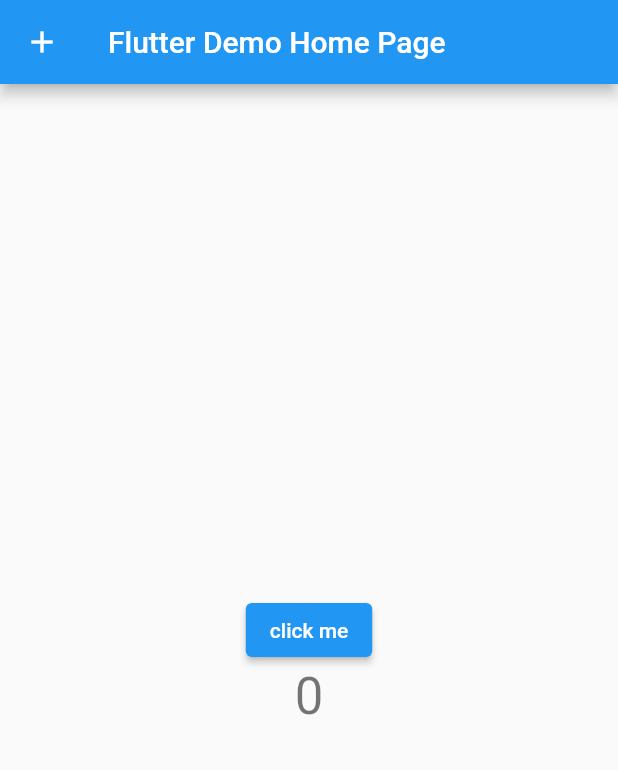
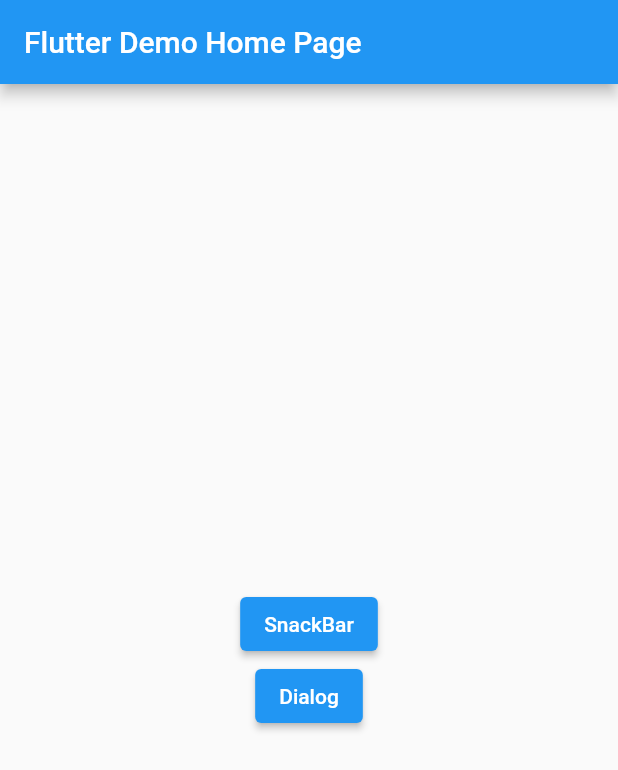
Before and after one commit to musfiqshanta/getX_project, a Flutter app: the screen it shows after launch, on a phone screen of 412 x 824 dp. Shown: the top 770 px of the screen. Run offline on Flutter 3.47's test engine with Material 2 defaults, Android fonts, the phone set to English and light mode, and no system bars; our stand-ins replace get.

Commit message:
Getx Defult dialog

```diff
--- a/lib/main.dart
+++ b/lib/main.dart
@@ -24,8 +24,6 @@ class MyApp extends StatelessWidget {
 class MyHomePage extends StatefulWidget {
   const MyHomePage({super.key, required this.title});
 
-
-
   final String title;
 
   @override
@@ -34,7 +32,6 @@ class MyHomePage extends StatefulWidget {
 
 class _MyHomePageState extends State<MyHomePage> {
   int _counter = 0;
-
 
   @override
   Widget build(BuildContext context) {
@@ -46,13 +43,6 @@ class _MyHomePageState extends State<MyHomePage> {
     // than having to individually change instances of widgets.
     return Scaffold(
       appBar: AppBar(
-        leading: IconButton(
-          icon: Icon(Icons.add),
-          onPressed: () {
-            Get.snackbar("Hi", "I'm modern snackbar");
-          },
-        ),
-
         // Here we take the value from the MyHomePage object that was created by
         // the App.build method, and use it to set our appbar title.
         title: Text(widget.title),
@@ -61,7 +51,6 @@ class _MyHomePageState extends State<MyHomePage> {
         // Center is a layout widget. It takes a single child and positions it
         // in the middle of the parent.
         child: Column(
-
           mainAxisAlignment: MainAxisAlignment.center,
           children: <Widget>[
             ElevatedButton(
@@ -71,11 +60,12 @@ class _MyHomePageState extends State<MyHomePage> {
                   // and use it to show a SnackBar.
                   //  ScaffoldMessenger.of(context).showSnackBar(snackbar);
                 },
-                child: Text("click me")),
-            Text(
-              '$_counter',
-              style: Theme.of(context).textTheme.headlineMedium,
-            ),
+                child: Text("SnackBar")),
+            ElevatedButton(
+                onPressed: () {
+                  Get.defaultDialog(title: "Hello");
+                },
+                child: Text("Dialog"))
           ],
         ),
       ),
```
